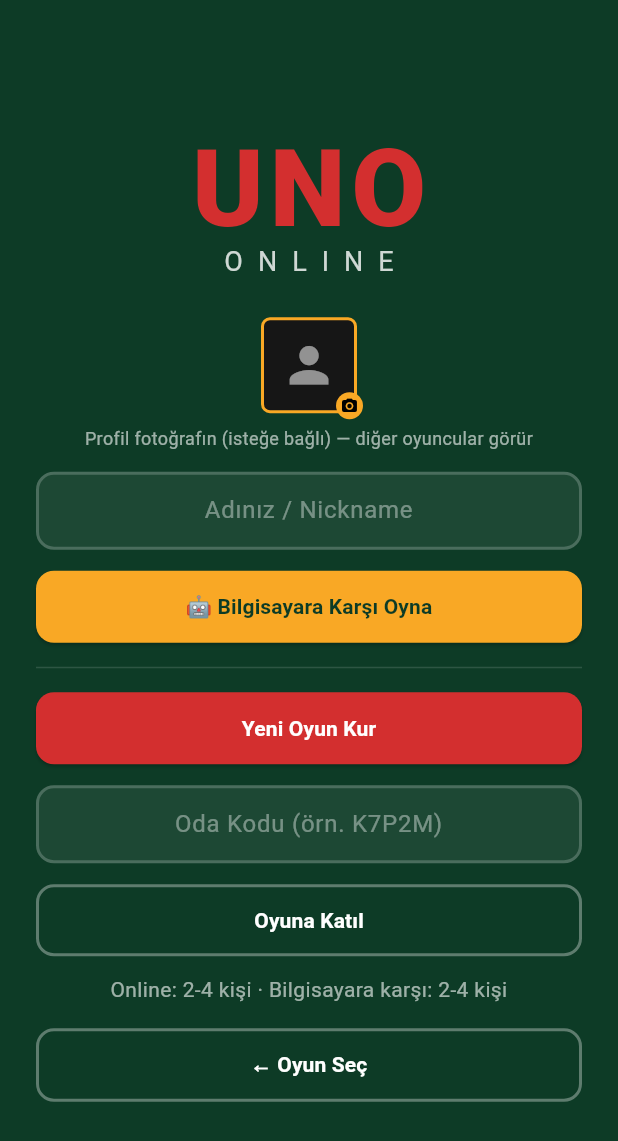
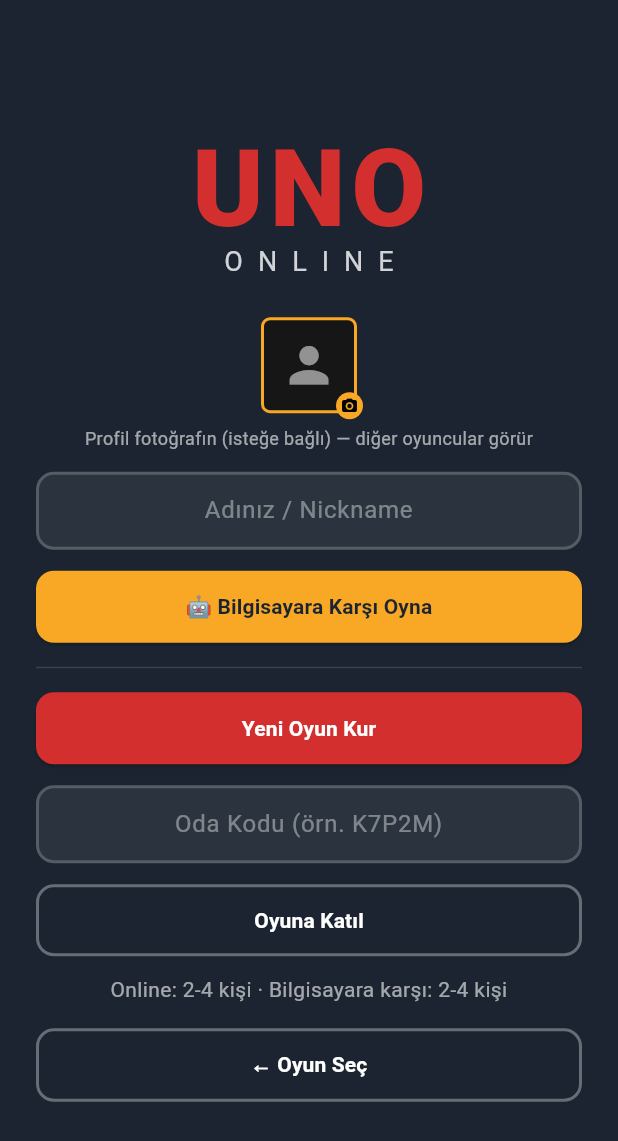
Before and after one commit to lutfuerkul/uno_online, a Flutter app: the HomeScreen screen opened directly, on a phone screen of 412 x 824 dp. Shown: the top 1141 px of the screen. Run offline on Flutter 3.47's test engine with Material 3 defaults, Android fonts, the phone set to English and light mode, and no system bars; our stand-ins replace cloud_firestore, firebase_core, image_picker, package_info_plus, shared_preferences; accounts and stored records are empty; network calls fail.

Commit message:
Arka plan rengi ve acilis ekranini eski haline al; APK adi UnoOkeyPisti
- Okey/UNO arka plan/ust cubuk/el rengini Pisti ile esitleyen degisiklik
  geri alindi (eski renklere donuldu).
- Ozel acilis (splash) ekrani geri alindi (varsayilan beyaz zemine
  donuldu); eklenen splash_logo, colors.xml ve values-v31/styles.xml
  kaldirildi.
- Android uygulama adi "Uno•Okey•Pisti" -> "UnoOkeyPisti" (noktasiz,
  bitisik) olarak guncellendi.

```diff
--- a/lib/theme/uno_theme.dart
+++ b/lib/theme/uno_theme.dart
@@ -6,10 +6,9 @@ import '../models/uno_card.dart';
 class UnoColors {
   UnoColors._();
 
-  // Pişti ile aynı (oyun ekranındaki arka plan tüm oyunlarda tutarlı olsun).
-  static const background = Color(0xFF0D3B26);
-  static const topbar = Color(0xFF08281A);
-  static const hand = Color(0xFF08281A);
+  static const background = Color(0xFF1B2430);
+  static const topbar = Color(0xFF131A24);
+  static const hand = Color(0xFF131A24);
 
   static const red = Color(0xFFD32F2F);
   static const yellow = Color(0xFFF9A825);
```
Also changed, not shown: lib/okey/theme/okey_theme.dart (+3 -4 lines), 6 other files.
